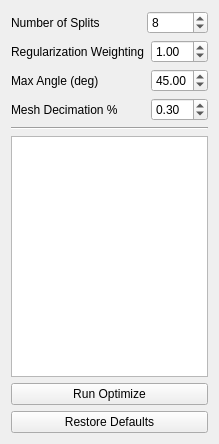
The window that src/Application/Optimize/OptimizeTool.ui (SCIInstitute/ShapeWorks) describes before a commit, drawn with Qt 5.
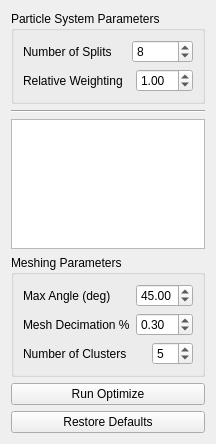
The same window after the commit.

Commit message: added praful's clustering code. updated optimize gui.

Diff of the .ui file:
```diff
--- a/src/Application/Optimize/OptimizeTool.ui
+++ b/src/Application/Optimize/OptimizeTool.ui
@@ -24,6 +24,12 @@
   </property>
   <layout class="QVBoxLayout" name="verticalLayout">
    <item>
+    <widget class="QGroupBox" name="groupBox_2">
+     <property name="title">
+      <string>Particle System Parameters</string>
+     </property>
+     <layout class="QVBoxLayout" name="verticalLayout_3">
+      <item>
     <layout class="QHBoxLayout" name="horizontalLayout_2">
      <property name="leftMargin">
       <number>0</number>
@@ -77,7 +83,7 @@
      <item>
       <widget class="QLabel" name="label_4">
        <property name="text">
-        <string>Regularization Weighting</string>
+           <string>Relative Weighting</string>
        </property>
       </widget>
      </item>
@@ -103,6 +109,25 @@
      </item>
     </layout>
    </item>
+     </layout>
+    </widget>
+   </item>
+   <item>
+    <widget class="Line" name="line_3">
+     <property name="orientation">
+      <enum>Qt::Horizontal</enum>
+     </property>
+    </widget>
+   </item>
+   <item>
+    <widget class="QTableWidget" name="parameterTable"/>
+   </item>
+   <item>
+    <widget class="QGroupBox" name="groupBox">
+     <property name="title">
+      <string>Meshing Parameters</string>
+     </property>
+     <layout class="QVBoxLayout" name="verticalLayout_2">
    <item>
     <layout class="QHBoxLayout" name="horizontalLayout_4">
      <property name="topMargin">
@@ -187,14 +212,41 @@
     </layout>
    </item>
    <item>
-    <widget class="Line" name="line_3">
+       <layout class="QHBoxLayout" name="horizontalLayout_6">
+        <property name="topMargin">
+         <number>0</number>
+        </property>
+        <item>
+         <widget class="QLabel" name="label_5">
+          <property name="text">
+           <string>Number of Clusters</string>
+          </property>
+         </widget>
+        </item>
+        <item>
+         <spacer name="horizontalSpacer_5">
      <property name="orientation">
       <enum>Qt::Horizontal</enum>
      </property>
-    </widget>
+          <property name="sizeHint" stdset="0">
+           <size>
+            <width>40</width>
+            <height>20</height>
+           </size>
+          </property>
+         </spacer>
    </item>
    <item>
-    <widget class="QTableWidget" name="parameterTable"/>
+         <widget class="QSpinBox" name="numClusters">
+          <property name="value">
+           <number>5</number>
+          </property>
+         </widget>
+        </item>
+       </layout>
+      </item>
+     </layout>
+    </widget>
    </item>
    <item>
     <layout class="QHBoxLayout" name="horizontalLayout_3">
@@ -214,6 +266,19 @@
      </property>
     </widget>
    </item>
+   <item>
+    <spacer name="verticalSpacer">
+     <property name="orientation">
+      <enum>Qt::Vertical</enum>
+     </property>
+     <property name="sizeHint" stdset="0">
+      <size>
+       <width>20</width>
+       <height>40</height>
+      </size>
+     </property>
+    </spacer>
+   </item>
   </layout>
  </widget>
  <tabstops>
```
Lines whose indentation alone changed are shown as unchanged. The commit also changes 10 other files.
